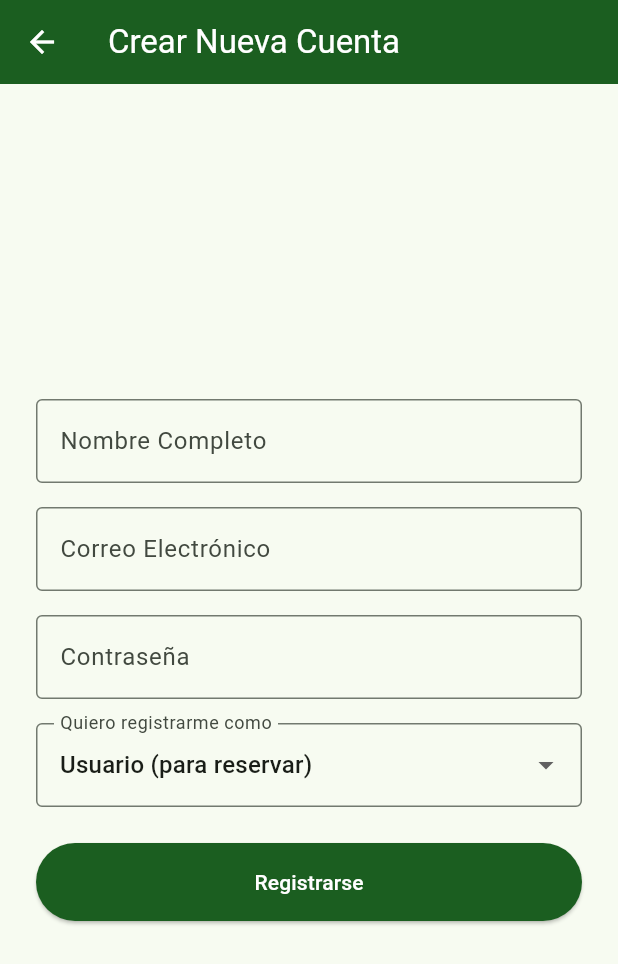
After one commit to jonhwick82/fierrofierro, a Flutter app: the screen it shows after launch, after a tap on "¿No tienes una cuenta? Regístrate aquí", on a phone screen of 412 x 824 dp. The commit adds this screen. Shown: the top 964 px of the screen. Run offline on Flutter 3.47's test engine with Material 3 defaults, Android fonts, the phone set to English and light mode, and no system bars; our stand-ins replace cloud_firestore, firebase_auth, firebase_core, fl_chart, google_sign_in; accounts and stored records are empty.

Commit message:
ss
roles

```diff
--- a/lib/main.dart
+++ b/lib/main.dart
@@ -7,7 +7,10 @@ import 'dart:async';
 import 'dart:io' show InternetAddress, SocketException;
 import 'package:flutter/foundation.dart' show kIsWeb;
 
+import 'package:cloud_firestore/cloud_firestore.dart';
+import 'proyect/auth_service.dart';
 import 'proyect/pantalla_reservas.dart';
+import 'pantalla_registro.dart';
 //
 void main() async {
   WidgetsFlutterBinding.ensureInitialized();
@@ -72,6 +75,10 @@ class LoginPage extends StatefulWidget {
 class _LoginPageState extends State<LoginPage> {
   bool _isLoading = false;
   bool _hasInternetConnection = true;
+  // Controladores para el login con email/password
+  final _emailController = TextEditingController();
+  final _passwordController = TextEditingController();
+  final _formKey = GlobalKey<FormState>();
 
   Future<void> _checkInternetConnection() async {
     try {
@@ -92,6 +99,54 @@ class _LoginPageState extends State<LoginPage> {
   void initState() {
     super.initState();
     _checkInternetConnection();
+  }
+
+  @override
+  void dispose() {
+    _emailController.dispose();
+    _passwordController.dispose();
+    super.dispose();
+  }
+
+  Future<void> _signInWithEmail() async {
+    if (_isLoading || !_formKey.currentState!.validate()) return;
+
+    setState(() { _isLoading = true; });
+
+    try {
+      final UserCredential userCredential = await FirebaseAuth.instance.signInWithEmailAndPassword(
+        email: _emailController.text.trim(),
+        password: _passwordController.text.trim(),
+      );
+
+      final User? user = userCredential.user;
+      if (user != null) {
+        // La lógica para obtener el rol es la misma que con Google
+        await _fetchUserRoleAndNavigate(user);
+      } else {
+        throw Exception('No se pudo obtener información del usuario');
+      }
+
+    } on FirebaseAuthException catch (e) {
+      String message = 'Error al iniciar sesión.';
+      if (e.code == 'user-not-found' || e.code == 'wrong-password' || e.code == 'invalid-credential') {
+        message = 'Correo o contraseña incorrectos.';
+      }
+      mostrarError(message);
+    } catch (e) {
+      mostrarError('Ocurrió un error inesperado: $e');
+    } finally {
+      if (mounted) {
+        setState(() { _isLoading = false; });
+      }
+    }
+  }
+
+  void _navigateToRegister() {
+    Navigator.push(
+      context,
+      MaterialPageRoute(builder: (context) => const PantallaRegistro()),
+    );
   }
 
   Future<void> _signInWithGoogle() async {
@@ -137,21 +192,11 @@ class _LoginPageState extends State<LoginPage> {
 
       final User? user = userCredential.user;
 
-      if (user == null) {
-        throw Exception('No se pudo obtener información del usuario');
+      if (user != null) {
+        await _fetchUserRoleAndNavigate(user);
+      } else {
+         throw Exception('No se pudo obtener información del usuario');
       }
-
-      if (!mounted) return;
-
-      await Navigator.pushReplacement(
-        context,
-        MaterialPageRoute(
-          builder: (context) => PantallaReservas(
-            userEmail: user.email ?? '',
-            userName: user.displayName ?? 'Jugador',
-          ),
-        ),
-      );
     } catch (e) {
       if (e.toString().contains('Selección de cuenta cancelada')) {
         mostrarError('Se canceló la selección de cuenta');
@@ -165,6 +210,54 @@ class _LoginPageState extends State<LoginPage> {
         });
       }
     }
+  }
+
+  /// Método reutilizable para obtener el rol del usuario y navegar.
+  Future<void> _fetchUserRoleAndNavigate(User user) async {
+    // 1. Buscar el usuario en la colección 'usuarios' por su UID.
+    final userDocRef = FirebaseFirestore.instance.collection('usuarios').doc(user.uid);
+    final userDoc = await userDocRef.get();
+
+    String userRole;
+    String userName;
+
+    // 2. Si el usuario no existe en Firestore (caso raro, ej. login con Google por 1ra vez), lo creamos.
+    if (!userDoc.exists) {
+      // --- LÓGICA DE ADMINISTRADOR POR DEFECTO ---
+      // Si el email del nuevo usuario es el del administrador designado, se le asigna el rol 'admin'.
+      if (user.email == 'reichelj82@gmail.com') {
+        userRole = 'admin';
+      } else {
+        userRole = 'usuario'; // Rol por defecto para otros usuarios
+      }
+      userName = user.displayName ?? 'Jugador';
+      await userDocRef.set({
+        'email': user.email,
+        'displayName': userName,
+        'rol': userRole,
+        'creadoEn': FieldValue.serverTimestamp(),
+      });
+    } else {
+      // 3. Si el usuario ya existe, obtenemos sus datos.
+      // Verificamos si es el admin designado para asegurar que siempre tenga el rol correcto.
+      if (user.email == 'reichelj82@gmail.com') {
+        userRole = 'admin';
+      } else {
+        userRole = userDoc.data()?['rol'] ?? 'usuario';
+      }
+      userName = userDoc.data()?['displayName'] ?? user.displayName ?? 'Jugador';
+    }
+
+    // 4. Guardar el usuario y su rol en nuestro AuthService.
+    final appUser = AppUser(uid: user.uid, email: user.email ?? '', name: userName, role: userRole);
+    AuthService().setUser(appUser);
+
+    if (!mounted) return;
+
+    await Navigator.pushReplacement(
+      context,
+      MaterialPageRoute(builder: (context) => const PantallaReservas()),
+    );
   }
 
   void mostrarError(String mensaje) {
@@ -192,7 +285,9 @@ class _LoginPageState extends State<LoginPage> {
 
             // ignore: deprecated_member_use
             color: Colors.white.withOpacity(0.9),
-            child: Padding(
+            child: Form(
+              key: _formKey,
+              child: Padding(
               padding: const EdgeInsets.all(24.0),
               child: Column(
                 mainAxisSize: MainAxisSize.min,
@@ -220,7 +315,23 @@ class _LoginPageState extends State<LoginPage> {
                       color: Colors.grey,
                     ),
                   ),
-                  const SizedBox(height: 32),
+                  const SizedBox(height: 24),
+                  TextFormField(
+                    controller: _emailController,
+                    decoration: const InputDecoration(labelText: 'Correo Electrónico', prefixIcon: Icon(Icons.email)),
+                    keyboardType: TextInputType.emailAddress,
+                    validator: (value) => value!.isEmpty ? 'Ingresa tu correo' : null,
+                  ),
+                  const SizedBox(height: 12),
+                  TextFormField(
+                    controller: _passwordController,
+                    decoration: const InputDecoration(labelText: 'Contraseña', prefixIcon: Icon(Icons.lock)),
+                    obscureText: true,
+                    validator: (value) => value!.isEmpty ? 'Ingresa tu contraseña' : null,
+                  ),
+                  const SizedBox(height: 20),
+
+
                   if (!_hasInternetConnection)
                     Padding(
                       padding: const EdgeInsets.only(bottom: 16.0),
@@ -232,33 +343,45 @@ class _LoginPageState extends State<LoginPage> {
                         ),
                       ),
                     ),
+                  ElevatedButton(
+                    onPressed: _isLoading || !_hasInternetConnection ? null : _signInWithEmail,
+                    style: ElevatedButton.styleFrom(
+                      backgroundColor: const Color(0xFF1B5E20),
+                      foregroundColor: Colors.white,
+                      minimumSize: const Size(double.infinity, 50),
+                    ),
+                    child: _isLoading ? const CircularProgressIndicator(color: Colors.white) : const Text('Iniciar Sesión'),
+                  ),
+                  const SizedBox(height: 12),
+                  const Text("o"),
+                  const SizedBox(height: 12),
+
+
                   ElevatedButton.icon(
                     onPressed: _isLoading || !_hasInternetConnection ? null : _signInWithGoogle,
-                    icon: _isLoading
-                      ? const SizedBox(
-                          width: 20,
-                          height: 20,
-                          child: CircularProgressIndicator(
-                            strokeWidth: 2,
-                            valueColor: AlwaysStoppedAnimation<Color>(Color(0xFF1B5E20)),
-                          ),
-                        )
-                      : const Icon(Icons.sports),
+                    icon: const Icon(Icons.sports), // Ícono de Google (puedes cambiarlo)
                     label: Text(
                       _isLoading ? 'Ingresando...' : 'Ingresar con Google',
                       style: const TextStyle(fontSize: 16),
                     ),
                     style: ElevatedButton.styleFrom(
-                      backgroundColor: const Color(0xFF1B5E20),
-                      foregroundColor: Colors.white,
-                      padding: const EdgeInsets.symmetric(horizontal: 32, vertical: 16),
+                      backgroundColor: Colors.white,
+                      foregroundColor: Colors.black87,
+                      minimumSize: const Size(double.infinity, 50),
                       shape: RoundedRectangleBorder(
                         borderRadius: BorderRadius.circular(8),
+                        side: const BorderSide(color: Colors.grey),
                       ),
                     ),
                   ),
+                  const SizedBox(height: 20),
+                  TextButton(
+                    onPressed: _isLoading ? null : _navigateToRegister,
+                    child: const Text('¿No tienes una cuenta? Regístrate aquí'),
+                  )
                 ],
               ),
+            ),
             ),
           ),
         ),
--- /dev/null
+++ b/lib/pantalla_registro.dart
@@ -0,0 +1,165 @@
+import 'package:flutter/material.dart';
+import 'package:firebase_auth/firebase_auth.dart';
+import 'package:cloud_firestore/cloud_firestore.dart';
+import 'proyect/auth_service.dart';
+import 'proyect/pantalla_reservas.dart';
+
+class PantallaRegistro extends StatefulWidget {
+  const PantallaRegistro({super.key});
+
+  @override
+  State<PantallaRegistro> createState() => _PantallaRegistroState();
+}
+
+class _PantallaRegistroState extends State<PantallaRegistro> {
+  final _formKey = GlobalKey<FormState>();
+  final _nameController = TextEditingController();
+  final _emailController = TextEditingController();
+  final _passwordController = TextEditingController();
+  String _selectedRole = 'usuario';
+  bool _isLoading = false;
+
+  @override
+  void dispose() {
+    _nameController.dispose();
+    _emailController.dispose();
+    _passwordController.dispose();
+    super.dispose();
+  }
+
+  Future<void> _registerUser() async {
+    if (!_formKey.currentState!.validate()) {
+      return;
+    }
+
+    setState(() {
+      _isLoading = true;
+    });
+
+    try {
+      // 1. Crear el usuario en Firebase Authentication
+      final UserCredential userCredential = await FirebaseAuth.instance
+          .createUserWithEmailAndPassword(
+              email: _emailController.text.trim(),
+              password: _passwordController.text.trim());
+
+      final User? user = userCredential.user;
+
+      if (user != null) {
+        // 2. Crear el documento del usuario en Firestore con su rol
+        await FirebaseFirestore.instance.collection('usuarios').doc(user.uid).set({
+          'displayName': _nameController.text.trim(),
+          'email': user.email,
+          'rol': _selectedRole,
+          'creadoEn': FieldValue.serverTimestamp(),
+        });
+
+        // 3. Actualizar el nombre de perfil en Firebase Auth
+        await user.updateDisplayName(_nameController.text.trim());
+
+        // 4. Guardar el usuario en nuestro AuthService
+        final appUser = AppUser(
+          uid: user.uid,
+          email: user.email!,
+          name: user.displayName!,
+          role: _selectedRole,
+        );
+        AuthService().setUser(appUser);
+
+        if (!mounted) return;
+        // 5. Navegar a la pantalla principal
+        Navigator.of(context).pushAndRemoveUntil(
+          MaterialPageRoute(builder: (context) => const PantallaReservas()),
+          (route) => false,
+        );
+      }
+    } on FirebaseAuthException catch (e) {
+      String message = 'Ocurrió un error';
+      if (e.code == 'weak-password') {
+        message = 'La contraseña es muy débil.';
+      } else if (e.code == 'email-already-in-use') {
+        message = 'Ya existe una cuenta con este correo electrónico.';
+      }
+      ScaffoldMessenger.of(context).showSnackBar(
+          SnackBar(content: Text(message), backgroundColor: Colors.red));
+    } catch (e) {
+      ScaffoldMessenger.of(context).showSnackBar(
+          SnackBar(content: Text('Error: $e'), backgroundColor: Colors.red));
+    } finally {
+      if (mounted) {
+        setState(() {
+          _isLoading = false;
+        });
+      }
+    }
+  }
+
+  @override
+  Widget build(BuildContext context) {
+    return Scaffold(
+      appBar: AppBar(
+        title: const Text('Crear Nueva Cuenta'),
+        backgroundColor: const Color(0xFF1B5E20),
+      ),
+      body: Center(
+        child: SingleChildScrollView(
+          padding: const EdgeInsets.all(24.0),
+          child: Form(
+            key: _formKey,
+            child: Column(
+              crossAxisAlignment: CrossAxisAlignment.stretch,
+              children: [
+                TextFormField(
+                  controller: _nameController,
+                  decoration: const InputDecoration(labelText: 'Nombre Completo', border: OutlineInputBorder()),
+                  validator: (value) => value!.isEmpty ? 'Por favor, ingresa tu nombre' : null,
+                ),
+                const SizedBox(height: 16),
+                TextFormField(
+                  controller: _emailController,
+                  decoration: const InputDecoration(labelText: 'Correo Electrónico', border: OutlineInputBorder()),
+                  keyboardType: TextInputType.emailAddress,
+                  validator: (value) => value!.isEmpty || !value.contains('@') ? 'Ingresa un correo válido' : null,
+                ),
+                const SizedBox(height: 16),
+                TextFormField(
+                  controller: _passwordController,
+                  decoration: const InputDecoration(labelText: 'Contraseña', border: OutlineInputBorder()),
+                  obscureText: true,
+                  validator: (value) => value!.length < 6 ? 'La contraseña debe tener al menos 6 caracteres' : null,
+                ),
+                const SizedBox(height: 16),
+                DropdownButtonFormField<String>(
+                  value: _selectedRole,
+                  decoration: const InputDecoration(labelText: 'Quiero registrarme como', border: OutlineInputBorder()),
+                  items: const [
+                    DropdownMenuItem(value: 'usuario', child: Text('Usuario (para reservar)')),
+                    DropdownMenuItem(value: 'empleado', child: Text('Empleado (para gestionar reservas)')),
+                    DropdownMenuItem(value: 'admin', child: Text('Administrador (gestión total)')),
+                  ],
+                  onChanged: (value) {
+                    setState(() {
+                      _selectedRole = value!;
+                    });
+                  },
+                ),
+                const SizedBox(height: 24),
+                ElevatedButton(
+                  onPressed: _isLoading ? null : _registerUser,
+                  style: ElevatedButton.styleFrom(
+                    backgroundColor: const Color(0xFF1B5E20),
+                    foregroundColor: Colors.white,
+                    padding: const EdgeInsets.symmetric(vertical: 16),
+                  ),
+                  child: _isLoading
+                      ? const SizedBox(width: 24, height: 24, child: CircularProgressIndicator(color: Colors.white, strokeWidth: 3))
+                      : const Text('Registrarse'),
+                ),
+              ],
+            ),
+          ),
+        ),
+      ),
+    );
+  }
+}
--- /dev/null
+++ b/lib/proyect/auth_service.dart
@@ -0,0 +1,38 @@
+import 'package:firebase_auth/firebase_auth.dart';
+import 'package:cloud_firestore/cloud_firestore.dart';
+
+/// Modelo para almacenar los datos del usuario de la app, incluyendo su rol.
+class AppUser {
+  final String uid;
+  final String email;
+  final String name;
+  final String role;
+
+  AppUser({
+    required this.uid,
+    required this.email,
+    required this.name,
+    required this.role,
+  });
+}
+
+/// Servicio para gestionar la autenticación y el rol del usuario.
+/// Usamos un singleton para tener una única instancia en toda la app.
+class AuthService {
+  static final AuthService _instance = AuthService._internal();
+  factory AuthService() => _instance;
+  AuthService._internal();
+
+  AppUser? _currentUser;
+
+  AppUser? get currentUser => _currentUser;
+
+  // Métodos para verificar roles
+  bool get isAdmin => _currentUser?.role == 'admin';
+  bool get isEmployee => _currentUser?.role == 'empleado';
+  bool get isUser => _currentUser?.role == 'usuario';
+
+  void setUser(AppUser user) {
+    _currentUser = user;
+  }
+}
```
Also changed, not shown: lib/proyect/pantalla_dashboard.dart (+20 -3 lines), lib/proyect/pantalla_reservas.dart (+14 -11 lines).
